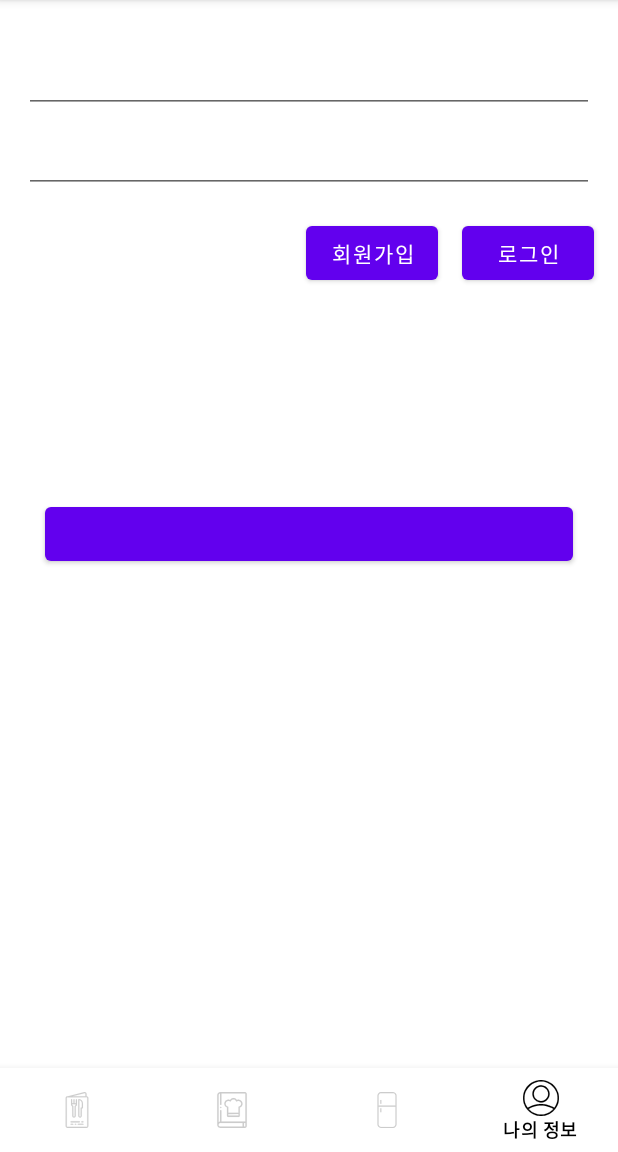
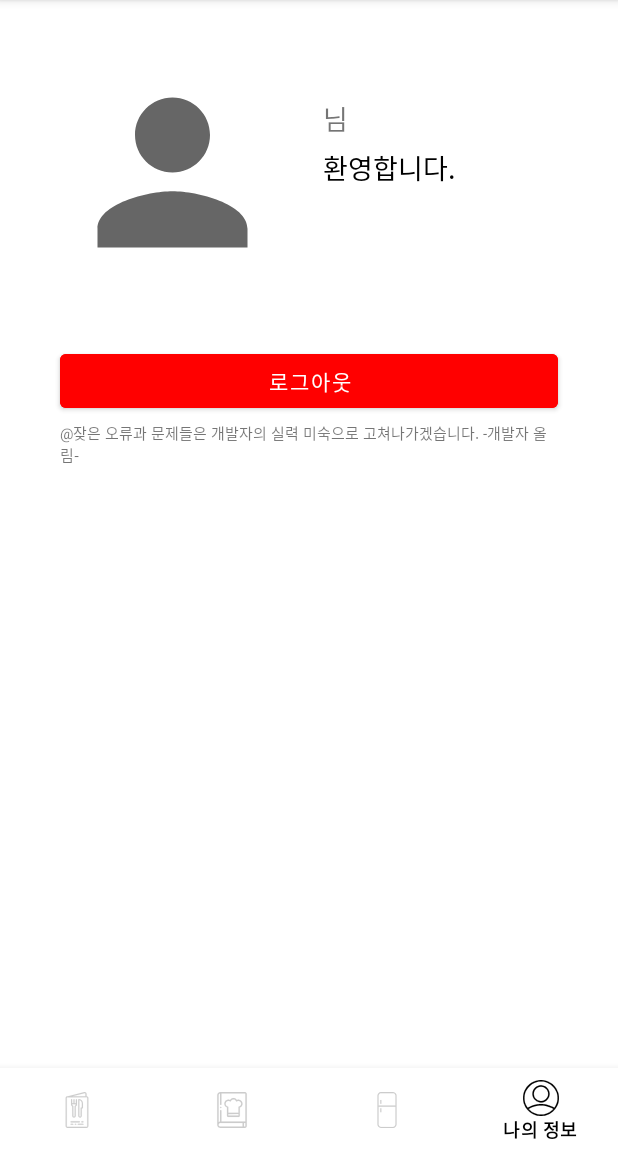
Before and after one commit to hajg0077/whatEat, an Android app: the screen it shows after launch (MainActivity), item 4 of the bottom bar chosen, on a phone screen of 412 x 824 dp, the part 84-1236 px from its top. Run offline under Robolectric (Android 15) with nearby library versions, the phone set to English and light mode, and no system bars; our stand-ins replace Firebase (no records; nobody signed in at launch, a user with empty details on screens opened directly); plain views replace LoginButton; pictures from the network do not load.

Commit message:
01-05) 로그인을 액티비티로 변경중

```diff
--- a/app/src/main/java/com/example/whateat/MainActivity.kt
+++ b/app/src/main/java/com/example/whateat/MainActivity.kt
@@ -12,11 +12,13 @@ import com.example.whateat.mainmenu.MainMenuAdapter
 import com.example.whateat.mainmenu.MainMenuFragment
 import com.example.whateat.refrigerator.RefrigeratorFragment
 import com.example.whateat.user.UserFragment
+import com.example.whateat.user.changeFragment
 import com.google.android.material.bottomnavigation.BottomNavigationView
 import com.google.firebase.auth.FirebaseAuth
 import com.google.firebase.auth.ktx.auth
 import com.google.firebase.ktx.Firebase
 
+@Suppress("DEPRECATION")
 class MainActivity : AppCompatActivity() {
 
     private lateinit var binding: ActivityMainBinding
@@ -31,7 +33,9 @@ class MainActivity : AppCompatActivity() {
         val cookBookFragment = CookBookFragment()
         val mainMenuFragment = MainMenuFragment()
         val refrigeratorFragment = RefrigeratorFragment()
-        val userFragment = UserFragment()
+
+        //이 부분 수정 요망!
+        val userFragment = changeFragment()
 
         val bottomNavigationView = findViewById<BottomNavigationView>(R.id.bottomNavigationView)
 
--- a/app/src/main/java/com/example/whateat/mainmenu/MainMenuFragment.kt
+++ b/app/src/main/java/com/example/whateat/mainmenu/MainMenuFragment.kt
@@ -25,6 +25,11 @@ class MainMenuFragment: Fragment(R.layout.fragment_mainmenu)  {
     private lateinit var mainMenuDB: DatabaseReference
     private lateinit var mainMenuAdapter: MainMenuAdapter
     private val TAG = "MainMenuFragment"
+
+    private var binding: FragmentMainmenuBinding? = null
+    private val auth: FirebaseAuth by lazy{
+        Firebase.auth
+    }
 
     private val mainMenuList = mutableListOf<MainMenuModel>()
     private val listener = object : ChildEventListener{
@@ -54,17 +59,15 @@ class MainMenuFragment: Fragment(R.layout.fragment_mainmenu)  {
 
     }
 
-    private var binding: FragmentMainmenuBinding? = null
-    private val auth: FirebaseAuth by lazy{
-        Firebase.auth
-    }
 
     override fun onViewCreated(view: View, savedInstanceState: Bundle?) {
         super.onViewCreated(view, savedInstanceState)
 
         val fragmentMainMenuBinding = FragmentMainmenuBinding.bind(view)
         binding = fragmentMainMenuBinding
-        Log.d(TAG, "로그인 프래그먼트 들어옴")
+
+
+        Log.d(TAG, "메인메뉴 프래그먼트 들어옴")
         mainMenuList.clear()
         mainMenuDB = Firebase.database.reference.child(DB_MAINMENUS)
         mainMenuAdapter = MainMenuAdapter(itemClickedListener = {
--- a/app/src/main/java/com/example/whateat/refrigerator/RefrigeratorFragment.kt
+++ b/app/src/main/java/com/example/whateat/refrigerator/RefrigeratorFragment.kt
@@ -4,4 +4,7 @@ import androidx.fragment.app.Fragment
 import com.example.whateat.R
 
 class RefrigeratorFragment: Fragment(R.layout.fragment_refrigerator)  {
+
+
+
 }
--- /dev/null
+++ b/app/src/main/java/com/example/whateat/user/changeFragment.kt
@@ -0,0 +1,49 @@
+package com.example.whateat.user
+
+import android.content.Context
+import android.os.Bundle
+import android.view.LayoutInflater
+import android.view.View
+import android.view.ViewGroup
+import android.widget.Button
+import android.widget.TextView
+import androidx.fragment.app.Fragment
+import com.example.whateat.R
+import com.google.firebase.auth.FirebaseAuth
+import com.google.firebase.auth.ktx.auth
+import com.google.firebase.ktx.Firebase
+
+class changeFragment: Fragment(R.layout.fragment_change) {
+
+    private lateinit var auth: FirebaseAuth
+    private lateinit var logoutButton: Button
+    private lateinit var contexts: Context
+    private lateinit var userName: TextView
+
+
+    override fun onViewCreated(view: View, savedInstanceState: Bundle?) {
+        super.onViewCreated(view, savedInstanceState)
+        auth = Firebase.auth
+
+        logoutButton.setOnClickListener {
+            Firebase.auth.signOut()
+        }
+    }
+
+    override fun onCreateView(
+        inflater: LayoutInflater,
+        container: ViewGroup?,
+        savedInstanceState: Bundle?
+    ): View? {
+        val view = inflater.inflate(R.layout.fragment_change, container, false)
+        if (container != null) {
+            contexts = container.getContext()
+        }
+        logoutButton = view.findViewById(R.id.logoutButton)
+        userName = view.findViewById(R.id.userNameTextView)
+
+        return super.onCreateView(inflater, container, savedInstanceState)
+    }
+
+
+}
--- /dev/null
+++ b/app/src/main/res/drawable/ic_person.xml
@@ -0,0 +1,10 @@
+<vector xmlns:android="http://schemas.android.com/apk/res/android"
+    android:width="24dp"
+    android:height="24dp"
+    android:viewportWidth="24"
+    android:viewportHeight="24"
+    android:tint="?attr/colorControlNormal">
+  <path
+      android:fillColor="@android:color/white"
+      android:pathData="M12,12c2.21,0 4,-1.79 4,-4s-1.79,-4 -4,-4 -4,1.79 -4,4 1.79,4 4,4zM12,14c-2.67,0 -8,1.34 -8,4v2h16v-2c0,-2.66 -5.33,-4 -8,-4z"/>
+</vector>
--- /dev/null
+++ b/app/src/main/res/layout/fragment_change.xml
@@ -0,0 +1,73 @@
+<?xml version="1.0" encoding="utf-8"?>
+<androidx.constraintlayout.widget.ConstraintLayout xmlns:android="http://schemas.android.com/apk/res/android"
+    xmlns:app="http://schemas.android.com/apk/res-auto"
+    xmlns:tools="http://schemas.android.com/tools"
+    android:layout_width="match_parent"
+    android:layout_height="match_parent">
+
+    <ImageView
+        android:id="@+id/userImage"
+        android:layout_width="150dp"
+        android:layout_height="150dp"
+        android:layout_marginStart="40dp"
+        android:layout_marginTop="40dp"
+        app:layout_constraintStart_toStartOf="parent"
+        app:layout_constraintTop_toTopOf="parent"
+        android:src="@drawable/ic_person" />
+
+
+    <TextView
+        android:id="@+id/userNameTextView"
+        android:layout_width="0dp"
+        android:layout_height="wrap_content"
+        android:layout_marginStart="25dp"
+        android:layout_marginTop="25dp"
+        android:textColor="@color/black"
+        android:textSize="20sp"
+        android:textStyle="bold"
+        app:layout_constraintStart_toEndOf="@id/userImage"
+        app:layout_constraintTop_toTopOf="@id/userImage"
+        tools:text="하제균" />
+
+    <TextView
+        android:layout_width="wrap_content"
+        android:layout_height="wrap_content"
+        android:text="님"
+        android:textSize="18sp"
+        app:layout_constraintBottom_toBottomOf="@id/userNameTextView"
+        app:layout_constraintStart_toEndOf="@+id/userNameTextView" />
+
+    <TextView
+        android:layout_width="wrap_content"
+        android:layout_height="wrap_content"
+        android:layout_marginTop="5dp"
+        android:layout_marginEnd="30dp"
+        android:text="환영합니다."
+        android:textColor="@color/black"
+        android:textSize="18sp"
+        app:layout_constraintStart_toStartOf="@id/userNameTextView"
+        app:layout_constraintTop_toBottomOf="@id/userNameTextView" />
+
+    <Button
+        android:id="@+id/logoutButton"
+        android:layout_width="0dp"
+        android:layout_height="wrap_content"
+        android:layout_margin="40dp"
+        android:backgroundTint="@color/red"
+        android:text="로그아웃"
+        app:layout_constraintEnd_toEndOf="parent"
+        app:layout_constraintStart_toStartOf="parent"
+        app:layout_constraintTop_toBottomOf="@id/userImage" />
+
+    <TextView
+        android:layout_width="0dp"
+        android:layout_height="wrap_content"
+        android:layout_marginTop="3dp"
+        android:text="@잦은 오류과 문제들은 개발자의 실력 미숙으로 고쳐나가겠습니다. -개발자 올림-"
+        android:textSize="10sp"
+        app:layout_constraintEnd_toEndOf="@id/logoutButton"
+        app:layout_constraintStart_toStartOf="@id/logoutButton"
+        app:layout_constraintTop_toBottomOf="@id/logoutButton"
+        tools:ignore="SmallSp" />
+
+</androidx.constraintlayout.widget.ConstraintLayout>
--- a/app/src/main/res/values/colors.xml
+++ b/app/src/main/res/values/colors.xml
@@ -9,4 +9,5 @@
     <color name="white">#FFFFFFFF</color>
     <color name="gray_cc">#cccccc</color>
     <color name="gray_ec">#ececec</color>
+    <color name="red">#FF0000</color>
 </resources>
--- a/app/src/main/res/values/strings.xml
+++ b/app/src/main/res/values/strings.xml
@@ -5,12 +5,18 @@
     <string name="myRefrigerator">나의 냉장고</string>
     <string name="myInfo">나의 정보</string>
     <string name="title">오늘 뭐 먹지?</string>
+
+
     <string name="facebook_app_id">629126808225097</string>
     <string name="fb_login_protocol_scheme">fb629126808225097</string>
+
+
     <string name="login">로그인</string>
     <string name="ingredients">사용 재료</string>
     <string name="_1">1.</string>
     <string name="_2">2.</string>
     <string name="_3">3.</string>
+    <string name="email">Email</string>
+    <string name="password">Password</string>
 
 </resources>
```
Also changed, not shown: app/build.gradle (+20 -3 lines), app/src/main/java/com/example/whateat/LoginActivity.kt (added, +223 -0 lines), app/src/main/java/com/example/whateat/user/UserFragment.kt (+58 -52 lines), app/src/main/res/layout/activity_login.xml (added, +74 -0 lines), app/src/main/res/layout/fragment_refrigerator.xml (+7 -1 lines).
